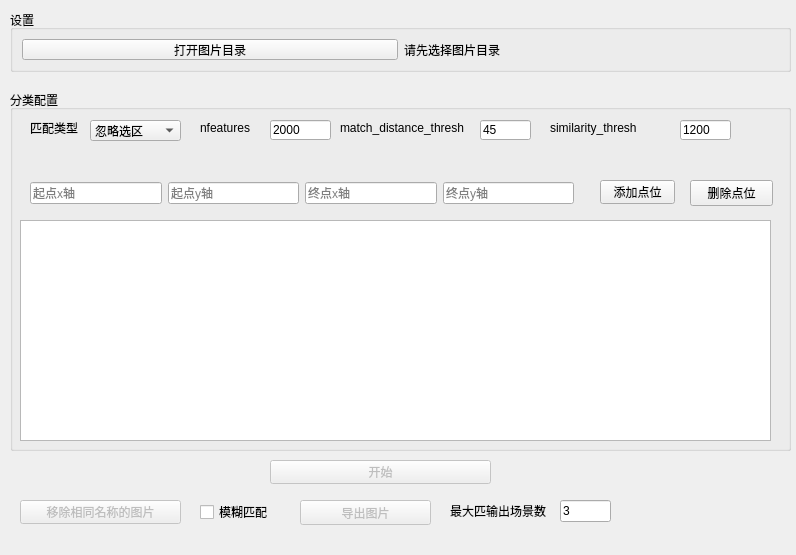
First picture: the form in ui/main.ui, repository l3n641/pic-sign, before the edit.
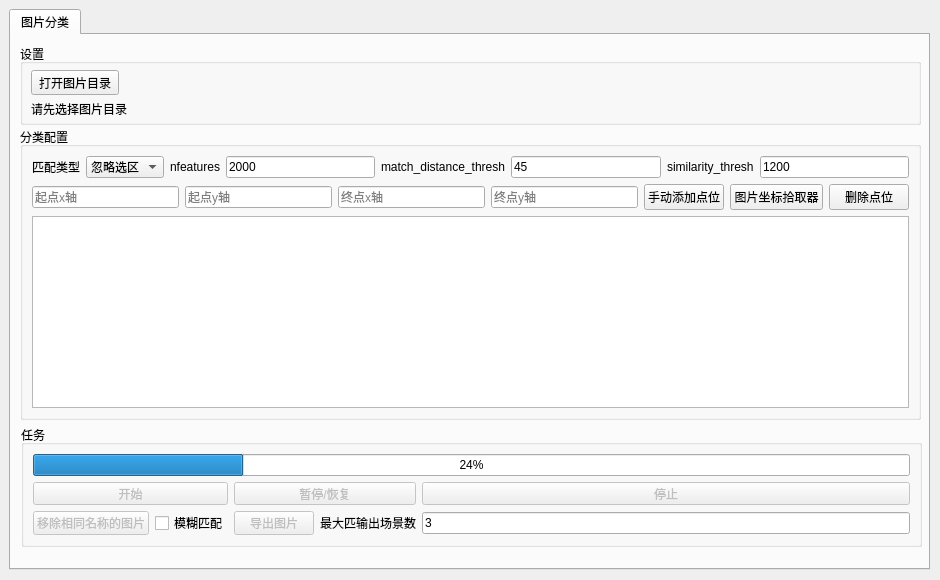
Second picture: the form after the edit.

Commit message: add 自动选择坐标

Patch:
```diff
--- a/ui/main.ui
+++ b/ui/main.ui
@@ -6,63 +6,90 @@
    <rect>
     <x>0</x>
     <y>0</y>
-    <width>796</width>
-    <height>555</height>
+    <width>940</width>
+    <height>580</height>
    </rect>
   </property>
   <property name="windowTitle">
    <string>Widget</string>
   </property>
+  <widget class="QTabWidget" name="tabWidget">
+   <property name="geometry">
+    <rect>
+     <x>9</x>
+     <y>9</y>
+     <width>921</width>
+     <height>561</height>
+    </rect>
+   </property>
+   <property name="currentIndex">
+    <number>0</number>
+   </property>
+   <widget class="QWidget" name="tab">
+    <attribute name="title">
+     <string>图片分类</string>
+    </attribute>
   <widget class="QGroupBox" name="groupBox">
    <property name="geometry">
     <rect>
-     <x>10</x>
-     <y>10</y>
-     <width>781</width>
-     <height>62</height>
+       <x>9</x>
+       <y>9</y>
+       <width>901</width>
+       <height>81</height>
     </rect>
    </property>
    <property name="title">
     <string>设置</string>
    </property>
-   <layout class="QGridLayout" name="gridLayout">
-    <item row="0" column="0">
      <widget class="QPushButton" name="button_open_image_dir">
+      <property name="geometry">
+       <rect>
+        <x>11</x>
+        <y>26</y>
+        <width>88</width>
+        <height>25</height>
+       </rect>
+      </property>
       <property name="text">
        <string>打开图片目录</string>
       </property>
      </widget>
-    </item>
-    <item row="0" column="1">
      <widget class="QLabel" name="label_image_dir_path">
+      <property name="geometry">
+       <rect>
+        <x>11</x>
+        <y>57</y>
+        <width>96</width>
+        <height>16</height>
+       </rect>
+      </property>
       <property name="text">
        <string>请先选择图片目录</string>
       </property>
      </widget>
-    </item>
-   </layout>
   </widget>
   <widget class="QGroupBox" name="groupBox_2">
    <property name="geometry">
     <rect>
-     <x>10</x>
-     <y>90</y>
-     <width>781</width>
-     <height>361</height>
+       <x>9</x>
+       <y>92</y>
+       <width>901</width>
+       <height>293</height>
     </rect>
    </property>
    <property name="title">
     <string>分类配置</string>
    </property>
+     <layout class="QGridLayout" name="gridLayout">
+      <item row="0" column="0">
+       <widget class="QLabel" name="label_3">
+        <property name="text">
+         <string>匹配类型</string>
+        </property>
+       </widget>
+      </item>
+      <item row="0" column="1">
    <widget class="QComboBox" name="selector_match_type">
-    <property name="geometry">
-     <rect>
-      <x>80</x>
-      <y>30</y>
-      <width>91</width>
-      <height>21</height>
-     </rect>
-    </property>
     <item>
      <property name="text">
       <string>忽略选区</string>
@@ -74,64 +101,9 @@
      </property>
     </item>
    </widget>
-   <widget class="QLabel" name="label_3">
-    <property name="geometry">
-     <rect>
-      <x>20</x>
-      <y>30</y>
-      <width>61</width>
-      <height>16</height>
-     </rect>
-    </property>
-    <property name="text">
-     <string>匹配类型</string>
-    </property>
-   </widget>
-   <widget class="QPushButton" name="button_add_rect">
-    <property name="geometry">
-     <rect>
-      <x>590</x>
-      <y>90</y>
-      <width>75</width>
-      <height>24</height>
-     </rect>
-    </property>
-    <property name="text">
-     <string>添加点位</string>
-    </property>
-   </widget>
-   <widget class="QListWidget" name="listWidget_rect">
-    <property name="geometry">
-     <rect>
-      <x>10</x>
-      <y>130</y>
-      <width>751</width>
-      <height>221</height>
-     </rect>
-    </property>
-   </widget>
-   <widget class="QLineEdit" name="input_nfeatures">
-    <property name="geometry">
-     <rect>
-      <x>260</x>
-      <y>30</y>
-      <width>61</width>
-      <height>20</height>
-     </rect>
-    </property>
-    <property name="text">
-     <string>2000</string>
-    </property>
-   </widget>
+      </item>
+      <item row="0" column="2">
    <widget class="QLabel" name="label">
-    <property name="geometry">
-     <rect>
-      <x>190</x>
-      <y>30</y>
-      <width>54</width>
-      <height>16</height>
-     </rect>
-    </property>
     <property name="toolTip">
      <string>&lt;html&gt;&lt;head/&gt;&lt;body&gt;&lt;p&gt;ORB 最大特征点数量&lt;/p&gt;&lt;p&gt;如果你传入 &lt;span style=&quot; font-family:'Courier New';&quot;&gt;nfeatures=500&lt;/span&gt;，ORB 算法就会在图片里进行筛选，&lt;span style=&quot; font-weight:700;&quot;&gt;只保留最明显的、质量最高的 500 个特征点&lt;/span&gt;。&lt;/p&gt;&lt;p&gt;&lt;span style=&quot; font-weight:700;&quot;&gt;为什么要限制数量？&lt;/span&gt; 如果特征点太多（比如几万个），后面的比对速度会变得极慢；如果太少，又可能比对不准。限制在这个数量，是在“准确度”和“运行速度”之间找一个完美的平衡。&lt;/p&gt;&lt;/body&gt;&lt;/html&gt;</string>
     </property>
@@ -139,15 +111,16 @@
      <string>nfeatures</string>
     </property>
    </widget>
+      </item>
+      <item row="0" column="3">
+       <widget class="QLineEdit" name="input_nfeatures">
+        <property name="text">
+         <string>2000</string>
+        </property>
+       </widget>
+      </item>
+      <item row="0" column="4">
    <widget class="QLabel" name="label_4">
-    <property name="geometry">
-     <rect>
-      <x>330</x>
-      <y>30</y>
-      <width>131</width>
-      <height>16</height>
-     </rect>
-    </property>
     <property name="toolTip">
      <string>&lt;html&gt;&lt;head/&gt;&lt;body&gt;&lt;p&gt;表示两个指纹的&lt;span style=&quot; font-weight:700;&quot;&gt;差距（距离）&lt;/span&gt;。数值越小，说明这两个点长得越像&lt;/p&gt;&lt;/body&gt;&lt;/html&gt;</string>
     </property>
@@ -155,29 +128,36 @@
      <string>match_distance_thresh</string>
     </property>
    </widget>
+      </item>
+      <item row="0" column="5">
    <widget class="QLineEdit" name="input_match_distance_thresh">
-    <property name="geometry">
-     <rect>
-      <x>470</x>
-      <y>30</y>
-      <width>51</width>
-      <height>20</height>
-     </rect>
-    </property>
     <property name="text">
      <string>45</string>
     </property>
    </widget>
-   <widget class="QWidget" name="layoutWidget">
-    <property name="geometry">
-     <rect>
-      <x>20</x>
-      <y>90</y>
-      <width>544</width>
-      <height>27</height>
-     </rect>
-    </property>
-    <layout class="QHBoxLayout" name="horizontalLayout_2">
+      </item>
+      <item row="0" column="6">
+       <widget class="QLabel" name="label_5">
+        <property name="toolTip">
+         <string>&lt;html&gt;&lt;head/&gt;&lt;body&gt;&lt;p&gt;真正匹配成功的“好连线”有多少条。&lt;/p&gt;&lt;p&gt;如果好连线的数量超过了我们设定的及格线（&lt;span style=&quot; font-family:'Courier New';&quot;&gt;similarity_thresh&lt;/span&gt;），说明两张图相似度很高&lt;/p&gt;&lt;p&gt;&lt;span style=&quot; font-family:'JetBrains Mono','monospace'; font-size:9.8pt; color:#7a7e85;&quot;&gt;# &lt;/span&gt;&lt;span style=&quot; font-family:'Courier New','monospace'; font-size:9.8pt; color:#7a7e85;&quot;&gt;相似匹配阈值&lt;br/&gt;&lt;/span&gt;&lt;span style=&quot; font-family:'JetBrains Mono','monospace'; font-size:9.8pt; color:#7a7e85;&quot;&gt;# &lt;/span&gt;&lt;span style=&quot; font-family:'Courier New','monospace'; font-size:9.8pt; color:#7a7e85;&quot;&gt;注意：如果是&lt;/span&gt;&lt;span style=&quot; font-family:'JetBrains Mono','monospace'; font-size:9.8pt; color:#7a7e85;&quot;&gt; 'only_scan' &lt;/span&gt;&lt;span style=&quot; font-family:'Courier New','monospace'; font-size:9.8pt; color:#7a7e85;&quot;&gt;局部，提取点较少，阈值建议设低点（如&lt;/span&gt;&lt;span style=&quot; font-family:'JetBrains Mono','monospace'; font-size:9.8pt; color:#7a7e85;&quot;&gt; 30~50&lt;/span&gt;&lt;span style=&quot; font-family:'Courier New','monospace'; font-size:9.8pt; color:#7a7e85;&quot;&gt;）；&lt;br/&gt;&lt;/span&gt;&lt;span style=&quot; font-family:'JetBrains Mono','monospace'; font-size:9.8pt; color:#7a7e85;&quot;&gt;# &lt;/span&gt;&lt;span style=&quot; font-family:'Courier New','monospace'; font-size:9.8pt; color:#7a7e85;&quot;&gt;如果是&lt;/span&gt;&lt;span style=&quot; font-family:'JetBrains Mono','monospace'; font-size:9.8pt; color:#7a7e85;&quot;&gt; 'ignore' &lt;/span&gt;&lt;span style=&quot; font-family:'Courier New','monospace'; font-size:9.8pt; color:#7a7e85;&quot;&gt;仅抠除一小块，大部分全图都被扫描，阈值可以设高点（如&lt;/span&gt;&lt;span style=&quot; font-family:'JetBrains Mono','monospace'; font-size:9.8pt; color:#7a7e85;&quot;&gt; 400~1000&lt;/span&gt;&lt;span style=&quot; font-family:'Courier New','monospace'; font-size:9.8pt; color:#7a7e85;&quot;&gt;）。&lt;/span&gt;&lt;/p&gt;&lt;/body&gt;&lt;/html&gt;</string>
+        </property>
+        <property name="text">
+         <string>similarity_thresh</string>
+        </property>
+       </widget>
+      </item>
+      <item row="0" column="7">
+       <widget class="QLineEdit" name="input_similarity_thresh">
+        <property name="toolTip">
+         <string/>
+        </property>
+        <property name="text">
+         <string>1200</string>
+        </property>
+       </widget>
+      </item>
+      <item row="1" column="0" colspan="8">
+       <layout class="QHBoxLayout" name="horizontalLayout">
      <item>
       <widget class="QLineEdit" name="input_start_point_x">
        <property name="inputMask">
@@ -218,140 +198,128 @@
        </property>
       </widget>
      </item>
-    </layout>
-   </widget>
+        <item>
+         <widget class="QPushButton" name="button_add_rect">
+          <property name="text">
+           <string>手动添加点位</string>
+          </property>
+         </widget>
+        </item>
+        <item>
+         <widget class="QPushButton" name="button_image_picker">
+          <property name="text">
+           <string>图片坐标拾取器</string>
+          </property>
+         </widget>
+        </item>
+        <item>
    <widget class="QPushButton" name="button_del_rect">
-    <property name="geometry">
-     <rect>
-      <x>680</x>
-      <y>90</y>
-      <width>83</width>
-      <height>26</height>
-     </rect>
-    </property>
     <property name="text">
      <string>删除点位</string>
     </property>
    </widget>
-   <widget class="QLabel" name="label_5">
-    <property name="geometry">
-     <rect>
-      <x>540</x>
-      <y>30</y>
-      <width>111</width>
-      <height>16</height>
-     </rect>
-    </property>
-    <property name="toolTip">
-     <string>&lt;html&gt;&lt;head/&gt;&lt;body&gt;&lt;p&gt;真正匹配成功的“好连线”有多少条。&lt;/p&gt;&lt;p&gt;如果好连线的数量超过了我们设定的及格线（&lt;span style=&quot; font-family:'Courier New';&quot;&gt;similarity_thresh&lt;/span&gt;），说明两张图相似度很高&lt;/p&gt;&lt;p&gt;&lt;span style=&quot; font-family:'JetBrains Mono','monospace'; font-size:9.8pt; color:#7a7e85;&quot;&gt;# &lt;/span&gt;&lt;span style=&quot; font-family:'Courier New','monospace'; font-size:9.8pt; color:#7a7e85;&quot;&gt;相似匹配阈值&lt;br/&gt;&lt;/span&gt;&lt;span style=&quot; font-family:'JetBrains Mono','monospace'; font-size:9.8pt; color:#7a7e85;&quot;&gt;# &lt;/span&gt;&lt;span style=&quot; font-family:'Courier New','monospace'; font-size:9.8pt; color:#7a7e85;&quot;&gt;注意：如果是&lt;/span&gt;&lt;span style=&quot; font-family:'JetBrains Mono','monospace'; font-size:9.8pt; color:#7a7e85;&quot;&gt; 'only_scan' &lt;/span&gt;&lt;span style=&quot; font-family:'Courier New','monospace'; font-size:9.8pt; color:#7a7e85;&quot;&gt;局部，提取点较少，阈值建议设低点（如&lt;/span&gt;&lt;span style=&quot; font-family:'JetBrains Mono','monospace'; font-size:9.8pt; color:#7a7e85;&quot;&gt; 30~50&lt;/span&gt;&lt;span style=&quot; font-family:'Courier New','monospace'; font-size:9.8pt; color:#7a7e85;&quot;&gt;）；&lt;br/&gt;&lt;/span&gt;&lt;span style=&quot; font-family:'JetBrains Mono','monospace'; font-size:9.8pt; color:#7a7e85;&quot;&gt;# &lt;/span&gt;&lt;span style=&quot; font-family:'Courier New','monospace'; font-size:9.8pt; color:#7a7e85;&quot;&gt;如果是&lt;/span&gt;&lt;span style=&quot; font-family:'JetBrains Mono','monospace'; font-size:9.8pt; color:#7a7e85;&quot;&gt; 'ignore' &lt;/span&gt;&lt;span style=&quot; font-family:'Courier New','monospace'; font-size:9.8pt; color:#7a7e85;&quot;&gt;仅抠除一小块，大部分全图都被扫描，阈值可以设高点（如&lt;/span&gt;&lt;span style=&quot; font-family:'JetBrains Mono','monospace'; font-size:9.8pt; color:#7a7e85;&quot;&gt; 400~1000&lt;/span&gt;&lt;span style=&quot; font-family:'Courier New','monospace'; font-size:9.8pt; color:#7a7e85;&quot;&gt;）。&lt;/span&gt;&lt;/p&gt;&lt;/body&gt;&lt;/html&gt;</string>
-    </property>
-    <property name="text">
-     <string>similarity_thresh</string>
-    </property>
-   </widget>
-   <widget class="QLineEdit" name="input_similarity_thresh">
+        </item>
+       </layout>
+      </item>
+      <item row="2" column="0" colspan="8">
+       <widget class="QListWidget" name="listWidget_rect"/>
+      </item>
+     </layout>
+    </widget>
+    <widget class="QGroupBox" name="groupBox_3">
     <property name="geometry">
      <rect>
-      <x>670</x>
-      <y>30</y>
-      <width>51</width>
-      <height>20</height>
-     </rect>
-    </property>
-    <property name="toolTip">
-     <string/>
-    </property>
-    <property name="text">
-     <string>1200</string>
-    </property>
-   </widget>
-  </widget>
-  <widget class="QPushButton" name="button_start">
-   <property name="enabled">
-    <bool>false</bool>
-   </property>
-   <property name="geometry">
-    <rect>
-     <x>270</x>
-     <y>460</y>
-     <width>221</width>
-     <height>24</height>
-    </rect>
-   </property>
-   <property name="text">
-    <string>开始</string>
-   </property>
-  </widget>
-  <widget class="QPushButton" name="button_remove_image">
-   <property name="enabled">
-    <bool>false</bool>
-   </property>
-   <property name="geometry">
-    <rect>
-     <x>20</x>
-     <y>500</y>
-     <width>161</width>
-     <height>24</height>
-    </rect>
-   </property>
-   <property name="text">
-    <string>移除相同名称的图片</string>
-   </property>
-  </widget>
-  <widget class="QCheckBox" name="checkBox_remove_image_match_prefix">
-   <property name="geometry">
-    <rect>
-     <x>200</x>
-     <y>500</y>
-     <width>89</width>
-     <height>24</height>
-    </rect>
-   </property>
-   <property name="text">
-    <string>模糊匹配</string>
-   </property>
-  </widget>
+       <x>10</x>
+       <y>390</y>
+       <width>901</width>
+       <height>122</height>
+      </rect>
+     </property>
+     <property name="title">
+      <string>任务</string>
+     </property>
+     <layout class="QGridLayout" name="gridLayout_2">
+      <item row="2" column="2">
   <widget class="QPushButton" name="button_export_images">
    <property name="enabled">
     <bool>false</bool>
    </property>
-   <property name="geometry">
-    <rect>
-     <x>300</x>
-     <y>500</y>
-     <width>131</width>
-     <height>25</height>
-    </rect>
-   </property>
    <property name="text">
     <string>导出图片</string>
    </property>
   </widget>
+      </item>
+      <item row="1" column="2" colspan="2">
+       <widget class="QPushButton" name="button_pause">
+        <property name="enabled">
+         <bool>false</bool>
+        </property>
+        <property name="text">
+         <string>暂停/恢复</string>
+        </property>
+       </widget>
+      </item>
+      <item row="1" column="4">
+       <widget class="QPushButton" name="button_stop">
+        <property name="enabled">
+         <bool>false</bool>
+        </property>
+        <property name="text">
+         <string>停止</string>
+        </property>
+       </widget>
+      </item>
+      <item row="2" column="4">
   <widget class="QLineEdit" name="input_match_quantity">
-   <property name="geometry">
-    <rect>
-     <x>560</x>
-     <y>500</y>
-     <width>51</width>
-     <height>22</height>
-    </rect>
-   </property>
    <property name="text">
     <string>3</string>
    </property>
   </widget>
+      </item>
+      <item row="2" column="3">
   <widget class="QLabel" name="label_2">
-   <property name="geometry">
-    <rect>
-     <x>450</x>
-     <y>500</y>
-     <width>111</width>
-     <height>21</height>
-    </rect>
-   </property>
    <property name="text">
     <string>最大匹输出场景数</string>
    </property>
+       </widget>
+      </item>
+      <item row="1" column="0" colspan="2">
+       <widget class="QPushButton" name="button_start">
+        <property name="enabled">
+         <bool>false</bool>
+        </property>
+        <property name="text">
+         <string>开始</string>
+        </property>
+       </widget>
+      </item>
+      <item row="2" column="0">
+       <widget class="QPushButton" name="button_remove_image">
+        <property name="enabled">
+         <bool>false</bool>
+        </property>
+        <property name="text">
+         <string>移除相同名称的图片</string>
+        </property>
+       </widget>
+      </item>
+      <item row="2" column="1">
+       <widget class="QCheckBox" name="checkBox_remove_image_match_prefix">
+        <property name="text">
+         <string>模糊匹配</string>
+        </property>
+       </widget>
+      </item>
+      <item row="0" column="0" colspan="5">
+       <widget class="QProgressBar" name="progressBar">
+        <property name="value">
+         <number>24</number>
+        </property>
+       </widget>
+      </item>
+     </layout>
+    </widget>
+   </widget>
   </widget>
  </widget>
  <resources/>
```
Lines whose indentation alone changed are shown as unchanged. The commit also changes 4 other files.
